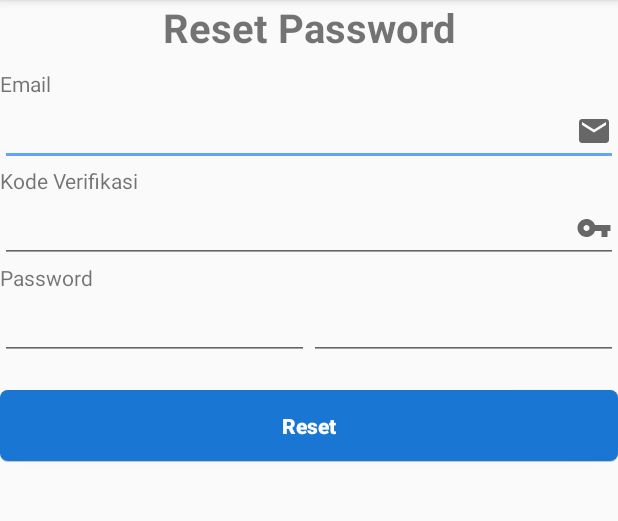
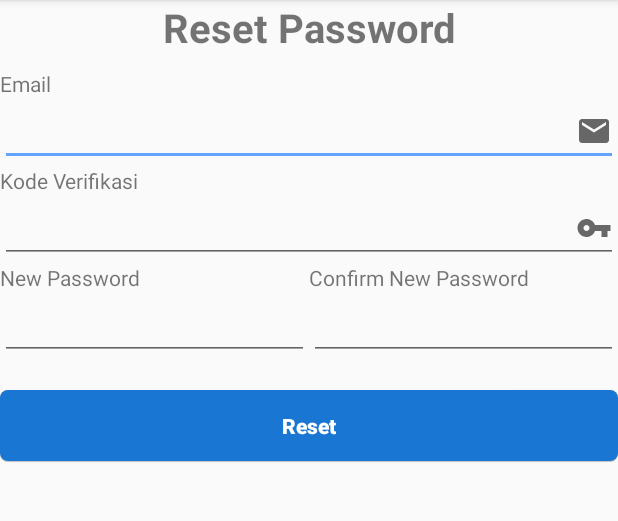
Before and after one commit to YogaCr/Hataraku, an Android app: the fragment ResetPasswordFragment shown on its own in the app's theme, on a phone screen of 412 x 824 dp, the part 84-605 px from its top. Run offline under Robolectric (Android 15) with nearby library versions, the phone set to English and light mode, and no system bars; libraries missing offline, so code that uses them is left out: com.androidnetworking, com.androidnetworking.common, com.androidnetworking.error, com.androidnetworking.interfaces.

Commit message:
mengedir reset password

```diff
--- a/app/src/main/java/com/hataraku/hataraku/UI/Fragment/ResetPasswordFragment.kt
+++ b/app/src/main/java/com/hataraku/hataraku/UI/Fragment/ResetPasswordFragment.kt
@@ -1,18 +1,53 @@
 package com.hataraku.hataraku.UI.Fragment
 
+import Utilities.ApiEndPoint
+import android.content.Intent
 import android.os.Bundle
 import android.support.v4.app.Fragment
 import android.view.LayoutInflater
 import android.view.View
 import android.view.ViewGroup
+import com.androidnetworking.AndroidNetworking
+import com.androidnetworking.common.Priority
+import com.androidnetworking.error.ANError
+import com.androidnetworking.interfaces.JSONObjectRequestListener
 
 import com.hataraku.hataraku.R
+import com.hataraku.hataraku.UI.Activity.MainActivity
+import kotlinx.android.synthetic.main.fragment_reset_password.*
+import org.json.JSONObject
 
 class ResetPasswordFragment : Fragment() {
 
     override fun onCreateView(inflater: LayoutInflater, container: ViewGroup?,
                               savedInstanceState: Bundle?): View? {
-        // Inflate the layout for this fragment
         return inflater.inflate(R.layout.fragment_reset_password, container, false)
     }
+
+    override fun onViewCreated(view: View, savedInstanceState: Bundle?) {
+        super.onViewCreated(view, savedInstanceState)
+        btn_reset_password.setOnClickListener {
+            if (et_new_pass_reset.text.toString().equals(et_new_pass_confirm_reset.text.toString())) {
+                AndroidNetworking.post(ApiEndPoint.AUTH_RESETPASS.value)
+                        .addHeaders("Content-Type", "application/json")
+                        .addHeaders("X-API-Key", "8JDWKFC6AWZ2019LULUSUNBCWAWQCK56")
+                        .addBodyParameter("email", et_email_reset.text.toString())
+                        .addBodyParameter("code", et_kode_reset.text.toString())
+                        .addBodyParameter("password", et_new_pass_reset.text.toString())
+                        .setPriority(Priority.HIGH)
+                        .build()
+                        .getAsJSONObject(object : JSONObjectRequestListener {
+                            override fun onResponse(response: JSONObject?) {
+                                val intent = Intent(context, MainActivity::class.java)
+                                startActivity(intent)
+                                activity?.finish()
+                            }
+
+                            override fun onError(anError: ANError?) {
+
+                            }
+                        })
+            }
+        }
+    }
 }
--- a/app/src/main/res/layout/fragment_reset_password.xml
+++ b/app/src/main/res/layout/fragment_reset_password.xml
@@ -39,30 +39,51 @@
         android:drawableEnd="@drawable/ic_key"
         android:drawablePadding="20dp" />
 
-    <TextView
-        android:layout_width="wrap_content"
-        android:layout_height="wrap_content"
-        android:text="Password" />
 
     <LinearLayout
         android:layout_width="match_parent"
         android:layout_height="wrap_content"
         android:orientation="horizontal">
 
-        <EditText
-            android:layout_width="0dp"
+        <LinearLayout
+            android:layout_width="match_parent"
             android:layout_height="wrap_content"
-            android:layout_weight="1"
-            android:inputType="textPassword" />
+            android:layout_weight="0.5"
+            android:orientation="vertical">
 
-        <EditText
-            android:layout_width="0dp"
+            <TextView
+                android:layout_width="wrap_content"
+                android:layout_height="wrap_content"
+                android:text="New Password" />
+
+            <EditText
+                android:id="@+id/et_new_pass_reset"
+                android:layout_width="match_parent"
+                android:layout_height="wrap_content"
+                android:inputType="textPassword" />
+        </LinearLayout>
+
+        <LinearLayout
+            android:layout_width="match_parent"
             android:layout_height="wrap_content"
-            android:layout_weight="1"
-            android:inputType="textPassword" />
+            android:layout_weight="0.5"
+            android:orientation="vertical">
+
+            <TextView
+                android:layout_width="wrap_content"
+                android:layout_height="wrap_content"
+                android:text="Confirm New Password" />
+
+            <EditText
+                android:id="@+id/et_new_pass_confirm_reset"
+                android:layout_width="match_parent"
+                android:layout_height="wrap_content"
+                android:inputType="textPassword" />
+        </LinearLayout>
     </LinearLayout>
 
     <Button
+        android:id="@+id/btn_reset_password"
         android:layout_width="match_parent"
         android:layout_height="wrap_content"
         android:layout_marginTop="20dp"
```
